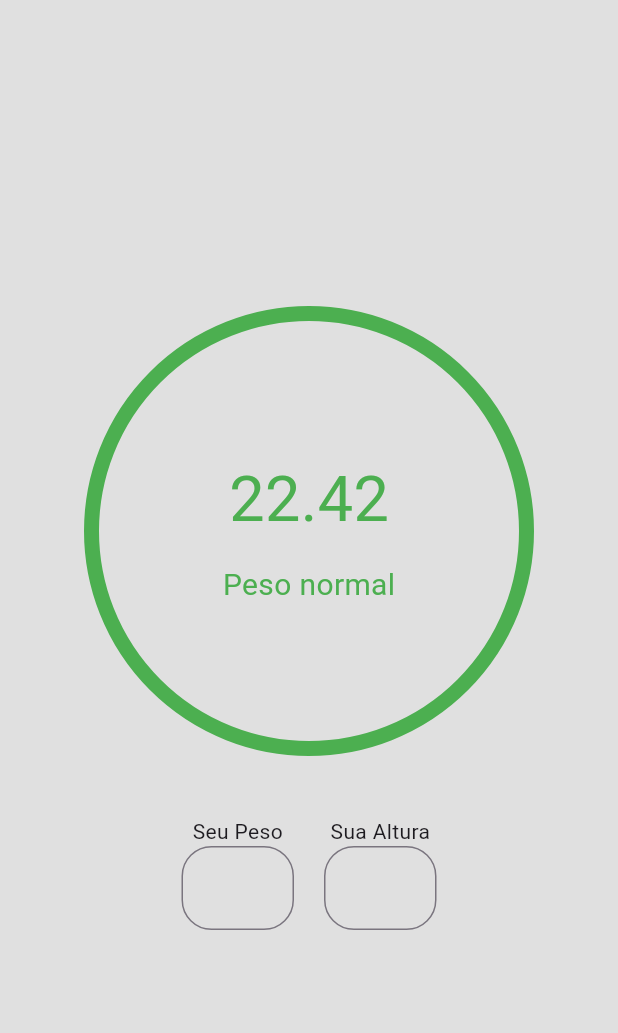
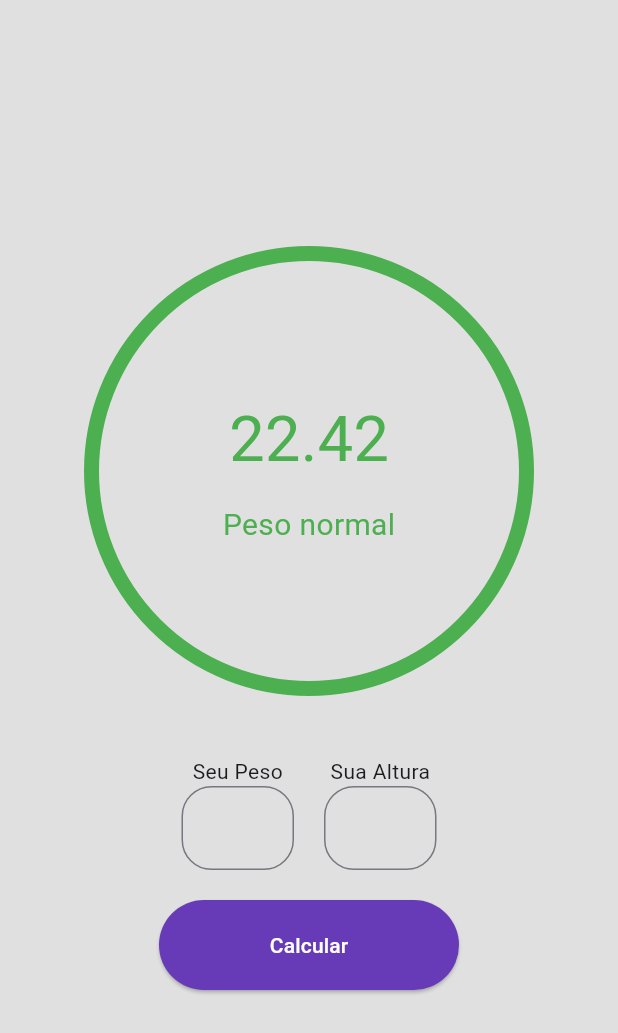
Before and after one commit to marllonDev/calculadora-imc, a Flutter app: the screen it shows after launch, on a phone screen of 412 x 824 dp. Shown: the top 1033 px of the screen. Run offline on Flutter 3.47's test engine with Material 3 defaults, Android fonts, the phone set to English and light mode, and no system bars.

Commit message:
Tela finalizada

```diff
--- a/lib/main.dart
+++ b/lib/main.dart
@@ -79,7 +79,8 @@ class _MinhaCalculadoraDeImcState extends State<MinhaCalculadoraDeImc> {
                           border: OutlineInputBorder(
                             borderRadius: BorderRadius.circular(20),
                           ),
-                            suffixText: 'kg'),
+                          suffixText: 'kg',
+                        ),
                       ),
                     ),
                   ],
@@ -95,12 +96,28 @@ class _MinhaCalculadoraDeImcState extends State<MinhaCalculadoraDeImc> {
                           border: OutlineInputBorder(
                             borderRadius: BorderRadius.circular(20),
                           ),
-                            suffixText: 'cm'),
+                          suffixText: 'cm',
+                        ),
                       ),
                     ),
                   ],
                 ),
               ],
+            ),
+            SizedBox(height: 20),
+            Container(
+              width: 200,
+              height: 60,
+              child: ElevatedButton(
+                onPressed: () {},
+                style: ButtonStyle(
+                  backgroundColor: WidgetStateProperty.all(Colors.deepPurple),
+                ),
+                child: Text(
+                  'Calcular',
+                  style: TextStyle(color: Colors.white),
+                ),
+              ),
             ),
           ],
         ),
```
Lines whose indentation alone changed are shown as unchanged.
